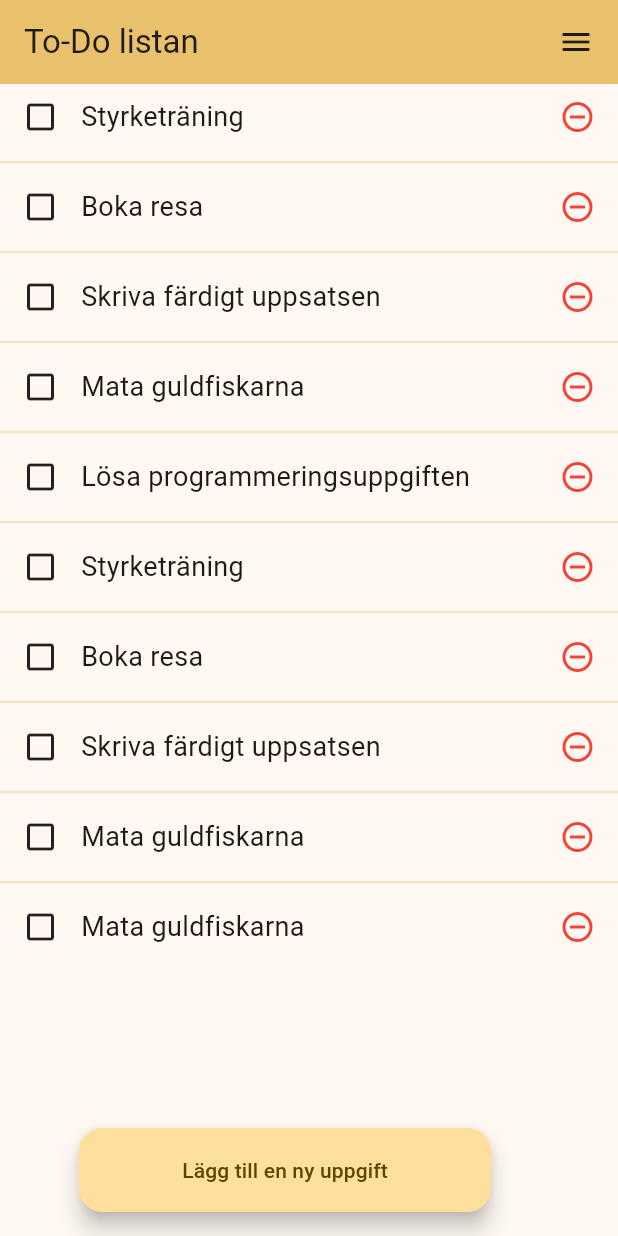
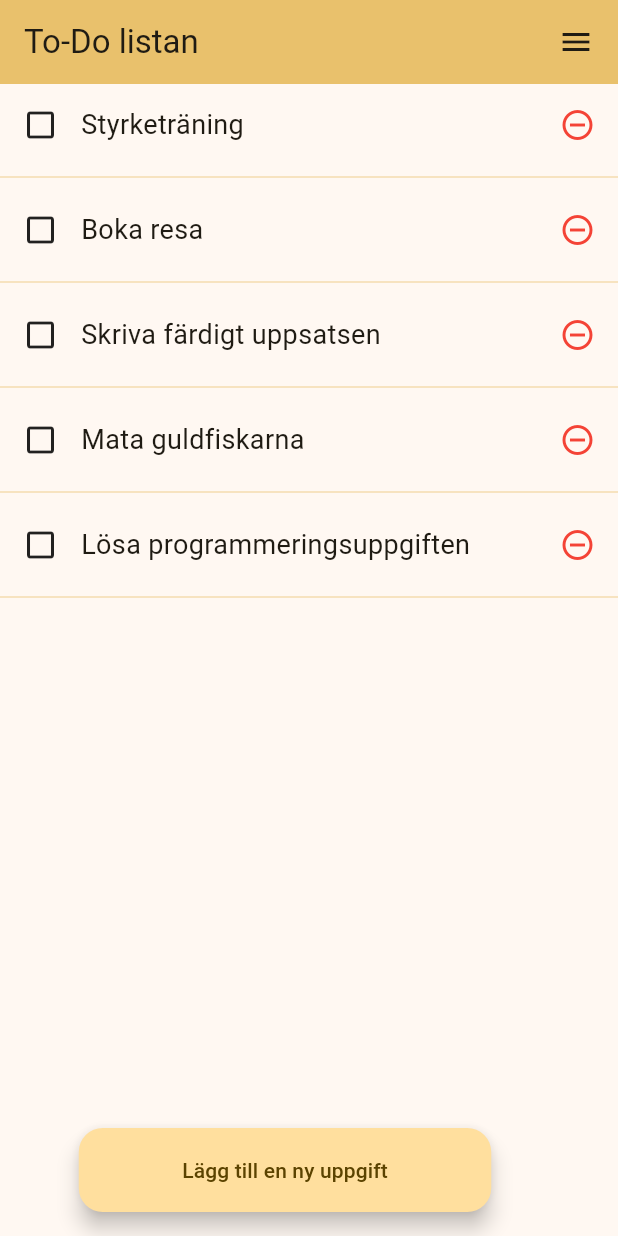
Before and after one commit to Ceionx/To-do-API-app, a Flutter app: the screen it shows after launch, on a phone screen of 412 x 824 dp. Run offline on Flutter 3.47's test engine with Material 2 defaults, Android fonts, the phone set to English and light mode, and no system bars.

Commit message:
Vecka-1 editering efter feedback

```diff
--- a/lib/add_item.dart
+++ b/lib/add_item.dart
@@ -1,6 +1,6 @@
-class AddItem {
+class TaskItem {
   String name;
-  bool completed = false;
+  bool isComplete = false;
 
-  AddItem(this.name);
+  TaskItem(this.name);
 }
--- a/lib/list_item.dart
+++ b/lib/list_item.dart
@@ -2,12 +2,12 @@ import 'package:flutter/material.dart';
 import './add_item.dart';
 
 class ListItem extends StatelessWidget {
-  final AddItem item;
+  final TaskItem item;
   ListItem(this.item, {super.key});
 
   @override
   Widget build(BuildContext context) {
-    if(item.completed==true){
+    if(item.isComplete==true){
       return GestureDetector(
         onTap: () {
           print('Hejdå');
@@ -17,14 +17,14 @@ class ListItem extends StatelessWidget {
             Row(
               children: [
                 Padding(
-                  padding: EdgeInsets.only(left: 15, right: 15, top: 10, bottom: 10),
+                  padding: EdgeInsets.only(left: 15, right: 15, top: 15, bottom: 15),
                   child: Icon(Icons.check_box_outlined)
                 ),
                 Expanded(
                   child: Text(item.name, style: TextStyle(fontSize: 18, decoration: TextDecoration.lineThrough),),
                 ),
                 Padding(
-                  padding: EdgeInsets.only(left: 15, right: 15, top: 10, bottom: 10),
+                  padding: EdgeInsets.only(left: 15, right: 15, top: 15, bottom: 15),
                   child: Icon(Icons.remove_circle_outline, color: Colors.red,)
                 ),
               ],
@@ -36,7 +36,7 @@ class ListItem extends StatelessWidget {
       }
     return GestureDetector(
         onTap: () {
-          item.completed == true;
+          item.isComplete == true;
           print('Hej');
         },
         child: Column(
@@ -44,14 +44,14 @@ class ListItem extends StatelessWidget {
         Row(
           children: [
             Padding(
-              padding: EdgeInsets.only(left: 15, right: 15, top: 10, bottom: 10),
+              padding: EdgeInsets.only(left: 15, right: 15, top: 15, bottom: 15),
               child: Icon(Icons.check_box_outline_blank)
             ),
             Expanded(
               child: Text(item.name, style: TextStyle(fontSize: 18),),
             ),
             Padding(
-              padding: EdgeInsets.only(left: 15, right: 15, top: 10, bottom: 10),
+              padding: EdgeInsets.only(left: 15, right: 15, top: 15, bottom: 15),
               child: Icon(Icons.remove_circle_outline, color: Colors.red,)
             ),
           ],
--- a/lib/main.dart
+++ b/lib/main.dart
@@ -24,17 +24,12 @@ class ToDoList extends StatelessWidget {
 
   @override
   Widget build(BuildContext context) {
-    List<AddItem> items = [
-      AddItem('Styrketräning'),
-      AddItem('Boka resa'),
-      AddItem('Skriva färdigt uppsatsen'),
-      AddItem('Mata guldfiskarna'),
-      AddItem('Lösa programmeringsuppgiften'),
-      AddItem('Styrketräning'),
-      AddItem('Boka resa'),
-      AddItem('Skriva färdigt uppsatsen'),
-      AddItem('Mata guldfiskarna'),
-      AddItem('Mata guldfiskarna'),
+    List<TaskItem> items = [
+      TaskItem('Styrketräning'),
+      TaskItem('Boka resa'),
+      TaskItem('Skriva färdigt uppsatsen'),
+      TaskItem('Mata guldfiskarna'),
+      TaskItem('Lösa programmeringsuppgiften'),
     ];
     return Scaffold(
       appBar: AppBar(
@@ -47,7 +42,7 @@ class ToDoList extends StatelessWidget {
         backgroundColor: Theme.of(context).colorScheme.inversePrimary,
         ),
       body: SizedBox(
-        height: 575,
+        height: 700,
         child: ListView.builder(
           itemBuilder: (context, index) {
             //return _listItem(context, items[index]);
```
